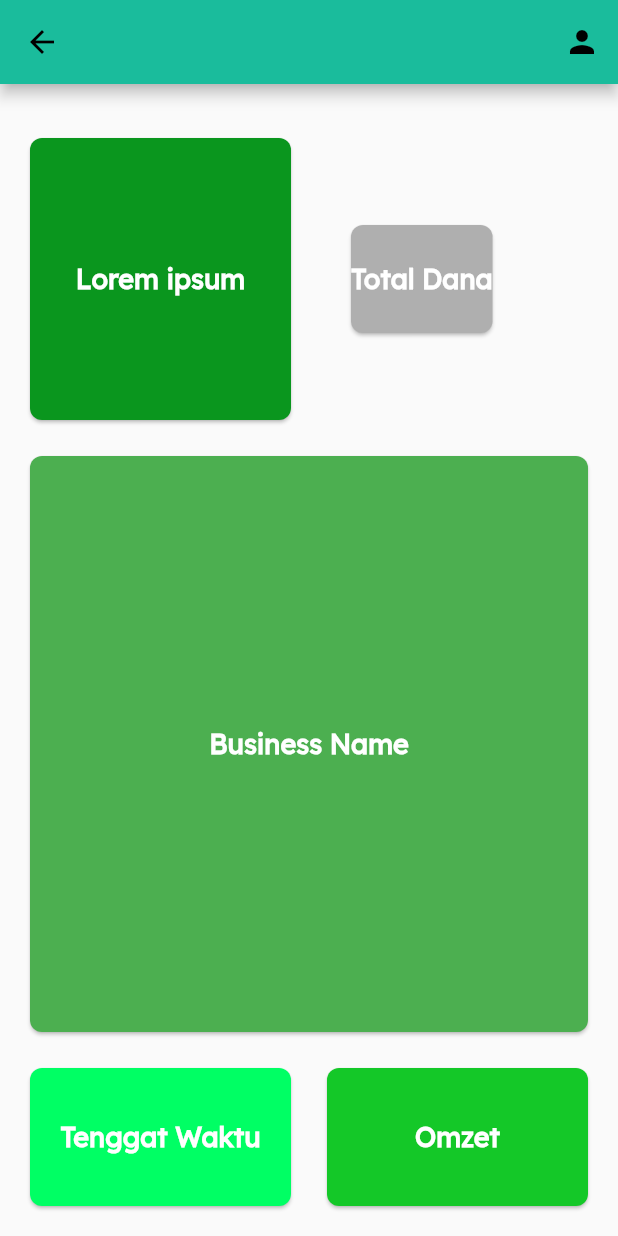
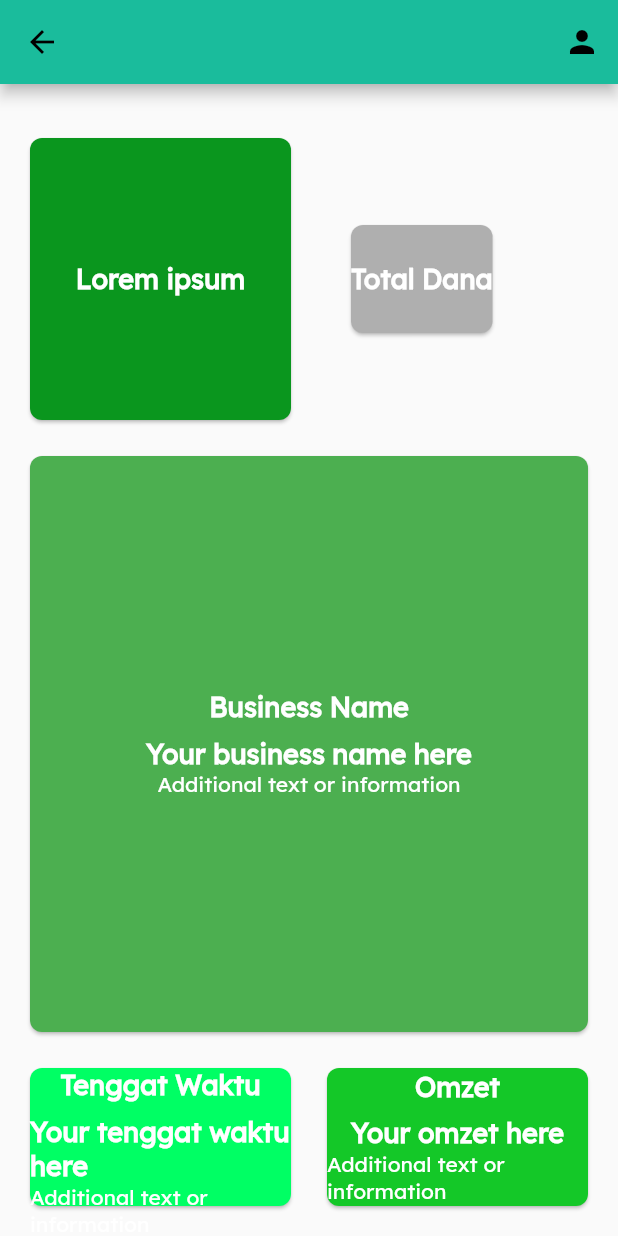
Before and after one commit to najmharani/P2P-Lending-UMKM-Kelompok-4-Pemrograman-Visual, a Flutter app: the HomeBorrower screen opened directly, on a phone screen of 412 x 824 dp. Run offline on Flutter 3.47's test engine with Material 2 defaults, Android fonts, the phone set to English and light mode, and no system bars.

Commit message:
borrower_minor_change_2

```diff
--- a/lib/borrower/pages/home_borrower.dart
+++ b/lib/borrower/pages/home_borrower.dart
@@ -73,6 +73,26 @@ class HomeBorrower extends StatelessWidget {
                         onPressed: () {
                           // TODO: Implement loan status functionality
                         },
+                        child: Column(
+                          mainAxisAlignment: MainAxisAlignment.center,
+                          children: [
+                            Text(
+                              'Your business name here',
+                              style: TextStyle(
+                                fontSize: 18.0,
+                                fontWeight: FontWeight.bold,
+                                color: Colors.white,
+                              ),
+                            ),
+                            Text(
+                              'Additional text or information',
+                              style: TextStyle(
+                                fontSize: 14.0,
+                                color: Colors.white,
+                              ),
+                            ),
+                          ],
+                        ),
                       ),
                     ),
                   ),
@@ -89,6 +109,26 @@ class HomeBorrower extends StatelessWidget {
                             onPressed: () {
                               // TODO: Implement repayment functionality
                             },
+                            child: Column(
+                              mainAxisAlignment: MainAxisAlignment.center,
+                              children: [
+                                Text(
+                                  'Your tenggat waktu here',
+                                  style: TextStyle(
+                                    fontSize: 18.0,
+                                    fontWeight: FontWeight.bold,
+                                    color: Colors.white,
+                                  ),
+                                ),
+                                Text(
+                                  'Additional text or information',
+                                  style: TextStyle(
+                                    fontSize: 14.0,
+                                    color: Colors.white,
+                                  ),
+                                ),
+                              ],
+                            ),
                           ),
                         ),
                       ),
@@ -102,6 +142,26 @@ class HomeBorrower extends StatelessWidget {
                             onPressed: () {
                               // TODO: Implement support functionality
                             },
+                            child: Column(
+                              mainAxisAlignment: MainAxisAlignment.center,
+                              children: [
+                                Text(
+                                  'Your omzet here',
+                                  style: TextStyle(
+                                    fontSize: 18.0,
+                                    fontWeight: FontWeight.bold,
+                                    color: Colors.white,
+                                  ),
+                                ),
+                                Text(
+                                  'Additional text or information',
+                                  style: TextStyle(
+                                    fontSize: 14.0,
+                                    color: Colors.white,
+                                  ),
+                                ),
+                              ],
+                            ),
                           ),
                         ),
                       ),
```
